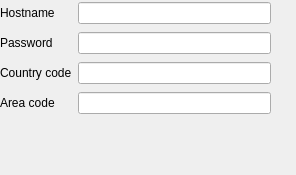
Before: the Qt Designer form KSettingsFritzBox.ui in jowi24/kfritz, drawn with Qt 5.
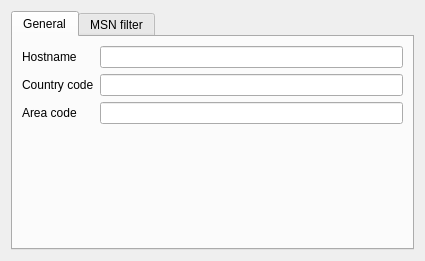
After: the same form once the commit is applied. Custom widgets are drawn as their Qt base class.

Commit message: - Renamed relevant occurences of kfritzbox to kfritz - Some improvements to debian subdir - Added configuration page "Phone books" - Added configuration tab "MSN filter" on page "Fritz!Box" - Added configuration option "Show log" - First steps to integrate i18n support - Fixed crash when reloading call history and phone book after configuration changes - Replace the term "calllist" with "call history" on user interface - Translated UI texts to german - Changes in libfritz   * removed FonbookEntry::getTypeName() as this is something the consumer has to take care about

```diff
--- a/KSettingsFritzBox.ui
+++ b/KSettingsFritzBox.ui
@@ -6,30 +6,24 @@
    <rect>
     <x>0</x>
     <y>0</y>
-    <width>296</width>
-    <height>175</height>
+    <width>425</width>
+    <height>261</height>
    </rect>
   </property>
   <property name="windowTitle">
    <string>Form</string>
   </property>
-  <widget class="QWidget" name="gridLayoutWidget">
-   <property name="geometry">
-    <rect>
-     <x>0</x>
-     <y>0</y>
-     <width>271</width>
-     <height>118</height>
-    </rect>
-   </property>
-   <layout class="QGridLayout" name="gridLayout" rowstretch="0,0,0,0">
-    <item row="0" column="1">
-     <widget class="QLineEdit" name="kcfg_Hostname">
-      <property name="text">
-       <string/>
-      </property>
-     </widget>
-    </item>
+  <layout class="QHBoxLayout" name="horizontalLayout">
+   <item>
+    <widget class="QTabWidget" name="tabWidget">
+     <property name="currentIndex">
+      <number>0</number>
+     </property>
+     <widget class="QWidget" name="tab">
+      <attribute name="title">
+       <string>General</string>
+      </attribute>
+      <layout class="QFormLayout" name="formLayout">
     <item row="0" column="0">
      <widget class="QLabel" name="label">
       <property name="text">
@@ -37,14 +31,20 @@
       </property>
      </widget>
     </item>
-    <item row="2" column="0">
+       <item row="0" column="1">
+        <widget class="KLineEdit" name="kcfg_Hostname"/>
+       </item>
+       <item row="1" column="0">
      <widget class="QLabel" name="label_2">
       <property name="text">
        <string>Country code</string>
       </property>
      </widget>
     </item>
-    <item row="3" column="0">
+       <item row="1" column="1">
+        <widget class="KLineEdit" name="kcfg_CountryCode"/>
+       </item>
+       <item row="2" column="0">
      <widget class="QLabel" name="label_3">
       <property name="text">
        <string>Area code</string>
@@ -52,28 +52,50 @@
      </widget>
     </item>
     <item row="2" column="1">
-     <widget class="QLineEdit" name="kcfg_CountryCode"/>
-    </item>
-    <item row="3" column="1">
-     <widget class="QLineEdit" name="kcfg_AreaCode"/>
-    </item>
-    <item row="1" column="0">
+        <widget class="KLineEdit" name="kcfg_AreaCode"/>
+       </item>
+      </layout>
+     </widget>
+     <widget class="QWidget" name="tab_2">
+      <attribute name="title">
+       <string>MSN filter</string>
+      </attribute>
+      <layout class="QVBoxLayout" name="verticalLayout">
+       <item>
      <widget class="QLabel" name="label_4">
       <property name="text">
-       <string>Password</string>
-      </property>
-     </widget>
-    </item>
-    <item row="1" column="1">
-     <widget class="QLineEdit" name="kcfg_Password">
-      <property name="echoMode">
-       <enum>QLineEdit::Password</enum>
+          <string>Restrict call history and notifications to certain MSNs</string>
+         </property>
+         <property name="wordWrap">
+          <bool>true</bool>
+         </property>
+        </widget>
+       </item>
+       <item>
+        <widget class="KEditListBox" name="msnList">
+         <property name="buttons">
+          <set>KEditListBox::Add|KEditListBox::Remove</set>
       </property>
      </widget>
     </item>
    </layout>
   </widget>
  </widget>
+   </item>
+  </layout>
+ </widget>
+ <customwidgets>
+  <customwidget>
+   <class>KEditListBox</class>
+   <extends>QGroupBox</extends>
+   <header>keditlistbox.h</header>
+  </customwidget>
+  <customwidget>
+   <class>KLineEdit</class>
+   <extends>QLineEdit</extends>
+   <header>klineedit.h</header>
+  </customwidget>
+ </customwidgets>
  <resources/>
  <connections/>
 </ui>
```
Lines whose indentation alone changed are shown as unchanged. The commit also changes 47 other files.
